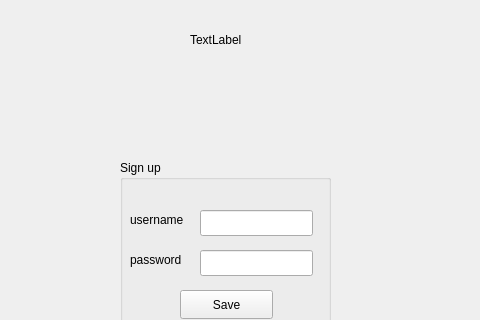
First picture: the form in Tic_Tac_Toe/mainwindow.ui, repository DoDoz015/Tic-Tac-Toe, before the edit; both pictures show x 0 to 480 and y 0 to 320 of the 800 by 600 pixel window.
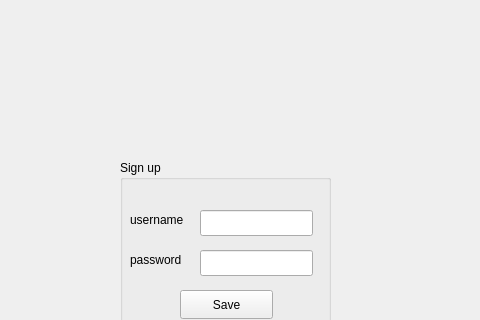
Second picture: the form after the edit.

```diff
--- a/Tic_Tac_Toe/mainwindow.ui
+++ b/Tic_Tac_Toe/mainwindow.ui
@@ -158,19 +158,6 @@
      </property>
     </widget>
    </widget>
-   <widget class="QLabel" name="label">
-    <property name="geometry">
-     <rect>
-      <x>190</x>
-      <y>30</y>
-      <width>63</width>
-      <height>20</height>
-     </rect>
-    </property>
-    <property name="text">
-     <string>TextLabel</string>
-    </property>
-   </widget>
    <widget class="QPushButton" name="pushButton">
     <property name="geometry">
      <rect>
```
